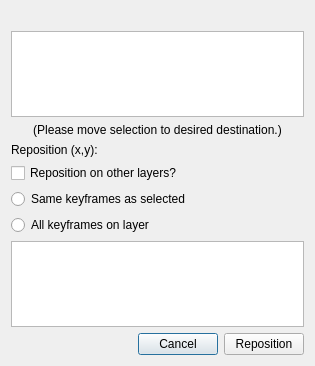
Qt form app/ui/repositionframesdialog.ui (MakiNoAtorie/JustAnimate) before a commit.
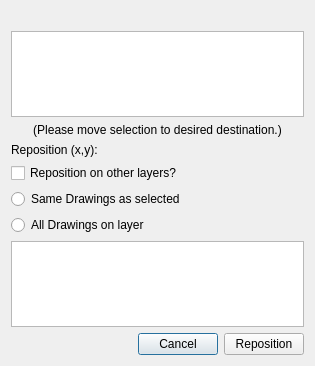
The same form after that commit.

Commit message:
UI: Drawing and Exposure wording in menus, tooltips, timeline and Preferences
Fixes #185

The edit to the form file:
```diff
--- a/app/ui/repositionframesdialog.ui
+++ b/app/ui/repositionframesdialog.ui
@@ -54,14 +54,14 @@
    <item>
     <widget class="QRadioButton" name="rbSameKeyframes">
      <property name="text">
-      <string>Same keyframes as selected</string>
+      <string>Same Drawings as selected</string>
      </property>
     </widget>
    </item>
    <item>
     <widget class="QRadioButton" name="rbAllKeyframes">
      <property name="text">
-      <string>All keyframes on layer</string>
+      <string>All Drawings on layer</string>
      </property>
     </widget>
    </item>
```
The commit also changes 18 other files.
